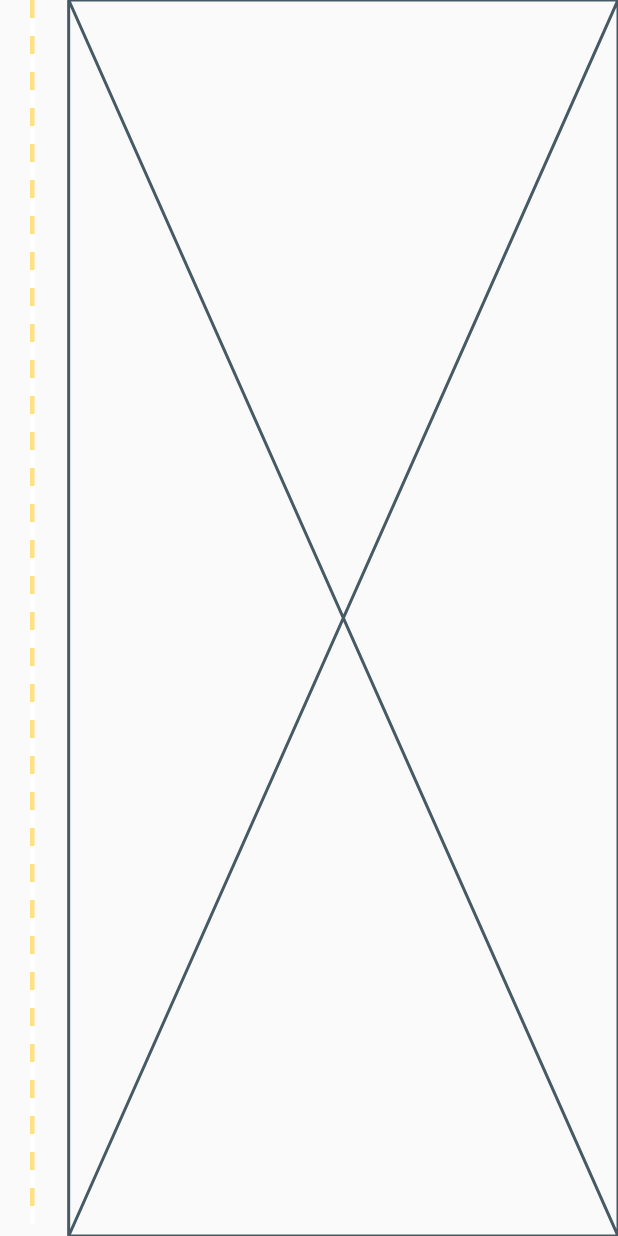
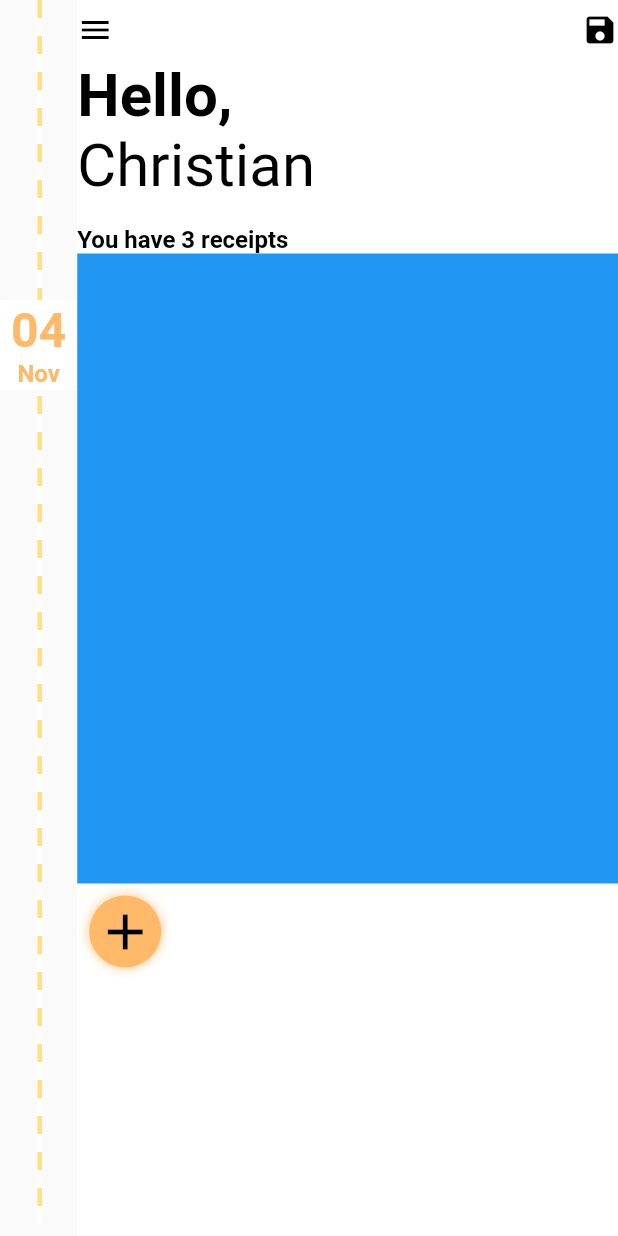
Before and after one commit to MegaJoon/flutter_oct, a Flutter app: the screen it shows after launch, on a phone screen of 412 x 824 dp. Run offline on Flutter 3.47's test engine with Material 2 defaults, Android fonts, the phone set to English and light mode, and no system bars; our stand-ins replace carousel_slider, font_awesome_flutter; missing offline and left inert: scrollable_bottom_sheet, vertical_tabs.

Commit message:
add bottom icon and top title, appbar
add bottom icon and top title, appbar

```diff
--- a/lib/receiptapp.dart
+++ b/lib/receiptapp.dart
@@ -10,6 +10,8 @@ class ReceiptApp extends StatefulWidget {
 }
 
 class _ReceiptAppState extends State<ReceiptApp> {
+  Color _color = Color.fromRGBO(255, 185, 105, 1);
+
   @override
   Widget build(BuildContext context) {
     return Scaffold(
@@ -23,18 +25,88 @@ class _ReceiptAppState extends State<ReceiptApp> {
                 Positioned(
                   top: 0,
                   bottom: 0,
-                  left: 20,
+                  left: 25,
                   child: MyDottedline(),
+                ),
+                Positioned(
+                  top: 200,
+                  left: 0,
+                  right: 0,
+                  child: Container(
+                    height: 60,
+                    color: Colors.white,
+                    child: Column(
+                      mainAxisAlignment: MainAxisAlignment.center,
+                      children: <Widget>[
+                        Text(
+                          "04",
+                          style: TextStyle(color: _color, fontSize: 32.0, fontWeight: FontWeight.bold),
+                        ),
+                        Text(
+                          "Nov",
+                          style: TextStyle(color: _color, fontSize: 16.0, fontWeight: FontWeight.bold),
+                        ),
+                      ],
+                    ),
+                  ),
                 )
               ],
             ),
           ),
-
           // Main Column
           Flexible(
-            flex: 8,
-            child: Placeholder(),
-          ),
+              flex: 7,
+              child: Container(
+//              margin: EdgeInsets.only(left: 16.0),
+                color: Colors.white,
+                child: Column(
+                  crossAxisAlignment: CrossAxisAlignment.start,
+                  children: <Widget>[
+                    SafeArea(
+                      top: true,
+                      left: true,
+                      right: true,
+                      child: Container(
+                        height: 40,
+                        child: Row(
+                          children: <Widget>[
+                            Icon(Icons.menu, size: 24.0, color: Colors.black),
+                            Spacer(),
+                            Icon(Icons.save, size: 24.0, color: Colors.black),
+                          ],
+                        ),
+                      ),
+                    ),
+                    RichText(
+                      text: TextSpan(children: [
+                        TextSpan(text: "Hello,\n", style: TextStyle(color: Colors.black, fontSize: 40.0, fontWeight: FontWeight.bold)),
+                        TextSpan(text: "Christian", style: TextStyle(color: Colors.black, fontSize: 40.0)),
+                      ]),
+                    ),
+                    SizedBox(height: 16.0),
+                    Text(
+                      "You have 3 receipts",
+                      style: TextStyle(color: Colors.black, fontSize: 16.0, fontWeight: FontWeight.bold),
+                    ),
+                    // listview
+                    Container(
+                      height: 420,
+                      color: Colors.blue,
+                    ),
+                    Container(
+                      margin: EdgeInsets.all(8.0),
+                      height: 48,
+                      width: 48,
+                      decoration: BoxDecoration(
+                        shape: BoxShape.circle,
+                        color: _color,
+                        boxShadow: [BoxShadow(color: _color.withOpacity(0.5), spreadRadius: 2, blurRadius: 4)]
+                      ),
+                      child: Icon(Icons.add, size: 40.0, color: Colors.black),
+                    )
+                  ],
+                ),
+              )),
         ],
       ),
     );
```
